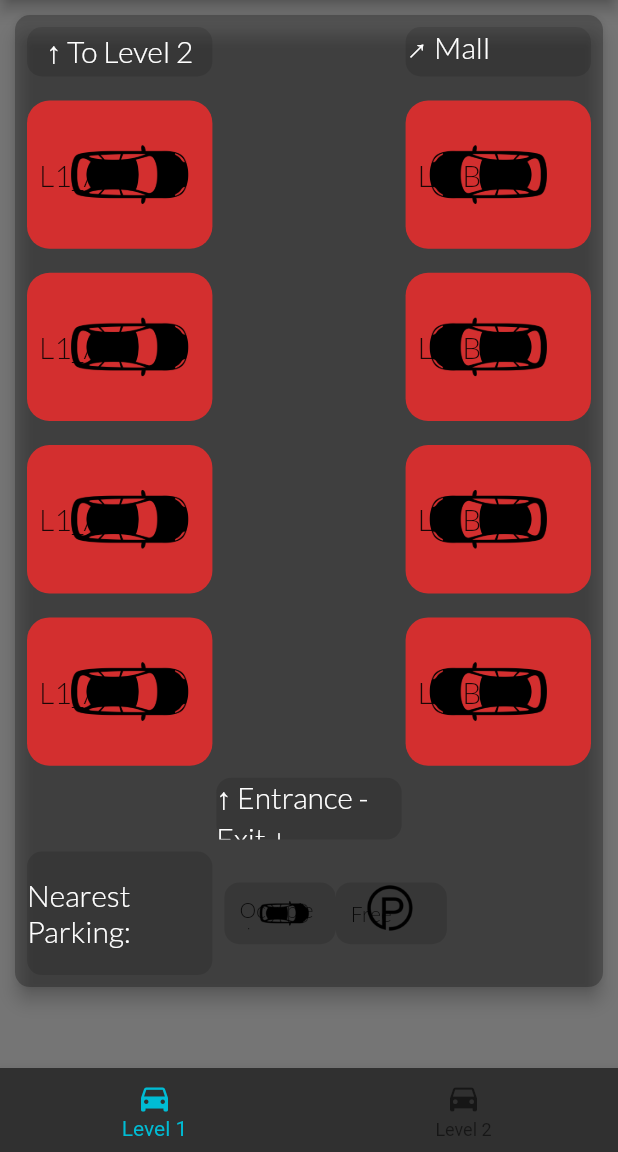
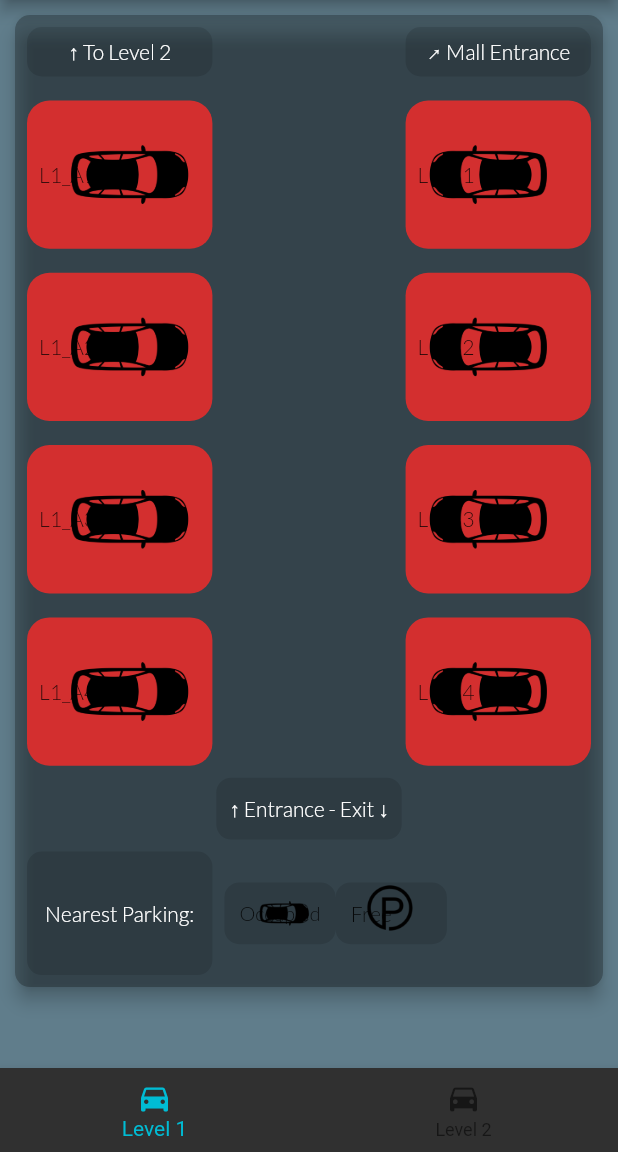
Before and after one commit to aqeelahlam/SmartCarPark, a Flutter app: the screen it shows after launch, on a phone screen of 412 x 824 dp, the part 84-1236 px from its top. Run offline on Flutter 3.47's test engine with Material 2 defaults, Android fonts, the phone set to English and light mode, and no system bars; our stand-ins replace cloud_firestore, firebase_core, flushbar; accounts and stored records are empty.

Commit message:
chore/dynamic_text

```diff
--- a/lib/main.dart
+++ b/lib/main.dart
@@ -49,7 +49,8 @@
     /// Returning a wrapper widget
     return MaterialApp(
       title: 'Smart Car Park',
-      theme: new ThemeData(scaffoldBackgroundColor: Colors.black54),
+//      theme: new ThemeData(scaffoldBackgroundColor: Colors.black54, brightness: Brightness.light),
+      theme: new ThemeData(scaffoldBackgroundColor: Colors.blueGrey, brightness: Brightness.light),
       home: MyHomePage(title: 'Smart Car Park'), /// This is the widget that is running on the home screen
       debugShowCheckedModeBanner: false,
     );
--- a/lib/widgets/Entrance.dart
+++ b/lib/widgets/Entrance.dart
@@ -36,13 +36,18 @@
         color: Colors.black12,
         borderRadius: BorderRadius.all(Radius.circular(10)),
       ),
-      child: new Text(widget.EntranceName,
-        style: TextStyle(
-          fontSize: 20.0,
-          fontFamily: 'Lato',
-          color: Colors.white,
-        ),
+      child: FittedBox(
+        fit: BoxFit.contain,
+        child: Text(widget.EntranceName, style: TextStyle(fontFamily: 'Lato', color: Colors.white)),
       ),
+//      child: new Text(widget.EntranceName,
+//        style: TextStyle(
+//
+//          fontSize: 20.0,
+//          fontFamily: 'Lato',
+//          color: Colors.white,
+//        ),
+//      ),
     );
   }
 }
--- a/lib/widgets/Information.dart
+++ b/lib/widgets/Information.dart
@@ -43,12 +43,18 @@
         padding: EdgeInsets.all(10),
         child: Align(
           alignment: Alignment.centerLeft,
-          child: Text(widget.info,
-          textAlign: TextAlign.left,
-          style: TextStyle(
-            fontFamily: 'Lato',
+          child: FittedBox(
+            fit: BoxFit.contain,
+            child: Text(widget.info,
+                textAlign: TextAlign.left,
+                style: TextStyle(fontFamily: 'Lato')),
           ),
-        ),
+//          child: Text(widget.info,
+//          textAlign: TextAlign.left,
+//          style: TextStyle(
+//            fontFamily: 'Lato',
+//          ),
+//        ),
       ),
       )
     );
--- a/lib/widgets/ParkingSlot.dart
+++ b/lib/widgets/ParkingSlot.dart
@@ -110,12 +110,16 @@
               padding: EdgeInsets.all(PADDING),
               child: Align(
                 alignment: Alignment.centerLeft,
-                child: Text(widget.slotNumber,
-                  style: TextStyle(
-                      fontSize: 20.0,
-                      fontFamily: 'Lato',
-                  ),
+                child: FittedBox(
+                  fit: BoxFit.contain,
+                  child: Text(widget.slotNumber, style: TextStyle(fontFamily: 'Lato')),
                 ),
+//                child: Text(widget.slotNumber,
+//                  style: TextStyle(
+//                      fontSize: 20.0,
+//                      fontFamily: 'Lato',
+//                  ),
+//                ),
               ),
             )
           ),
@@ -162,12 +166,16 @@
                 padding: EdgeInsets.all(PADDING),
                 child: Align(
                   alignment: Alignment.centerLeft,
-                  child: Text(widget.slotNumber,
-                    style: TextStyle(
-                        fontSize: 20.0,
-                        fontFamily: 'Lato'
-                    ),
+                  child: FittedBox(
+                    fit: BoxFit.contain,
+                    child: Text(widget.slotNumber, style: TextStyle(fontFamily: 'Lato')),
                   ),
+//                  child: Text(widget.slotNumber,
+//                    style: TextStyle(
+//                        fontSize: 20.0,
+//                        fontFamily: 'Lato'
+//                    ),
+//                  ),
                 )
             ),
             ),
```
